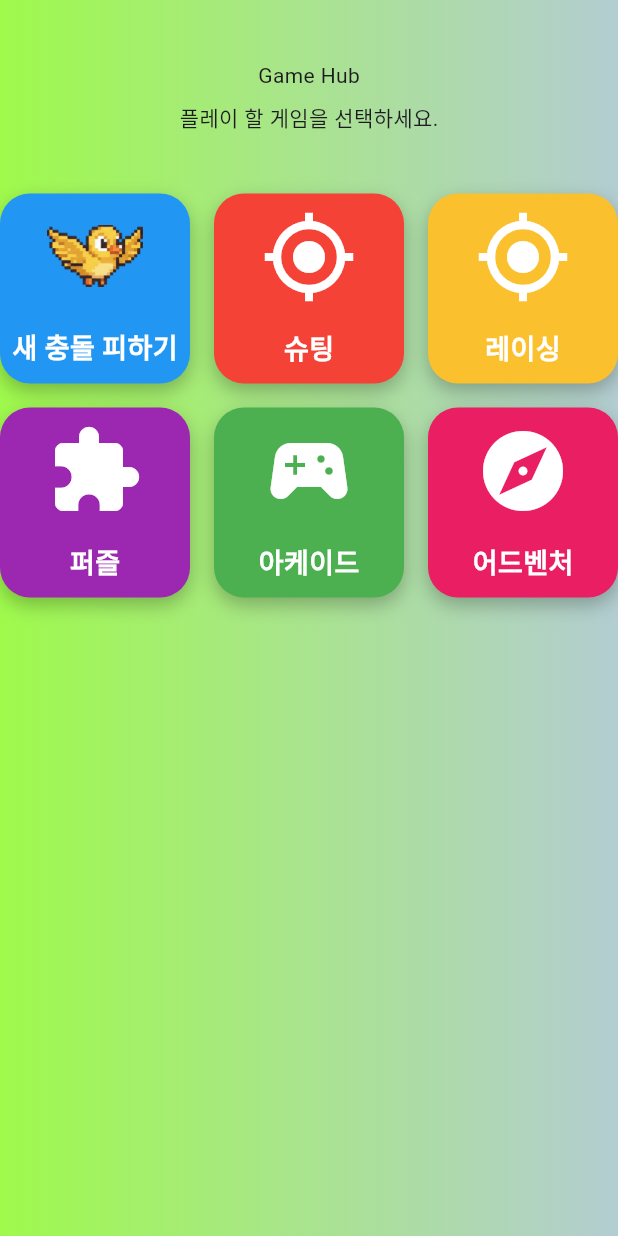
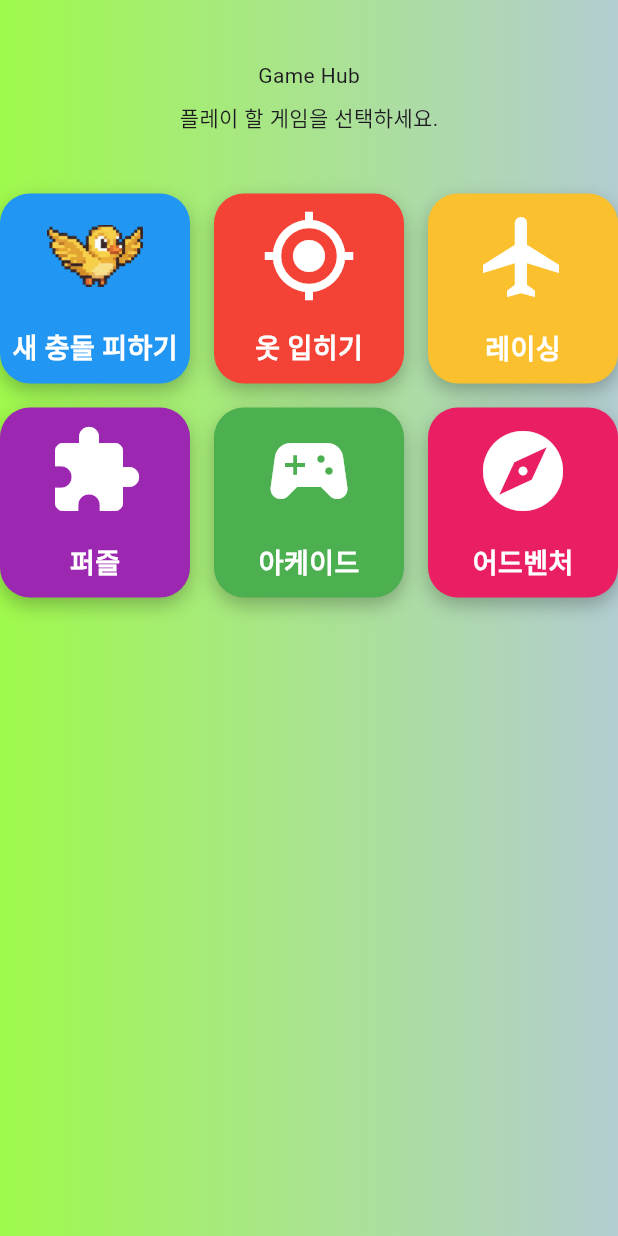
Before and after one commit to yeonhee-cho/game_workspace, a Flutter app: the screen it shows after launch, on a phone screen of 412 x 824 dp. Run offline on Flutter 3.47's test engine with Material 3 defaults, Android fonts, the phone set to English and light mode, and no system bars; our stand-ins replace flutter_dotenv, go_router.

Commit message:
dress_up

```diff
--- a/lib/common/app_router.dart
+++ b/lib/common/app_router.dart
@@ -1,4 +1,5 @@
 import 'package:game_workspace/screens/bird_fluffy_screen.dart';
+import 'package:game_workspace/screens/dress_up_screen.dart';
 import 'package:game_workspace/screens/main_screen.dart';
 import 'package:go_router/go_router.dart';
 
@@ -28,6 +29,13 @@ class AppRouter {
           return BirdFluffyScreen(gameId: 'flappy', gameItem: game);
         }
       ),
+      GoRoute(
+          path: '/dressUp',
+          builder: (context, state) {
+            final game = state.extra as GameItem?;
+            return DressUpScreen(gameId: 'dressUp', gameItem: game);
+          }
+      ),
       /*
       GoRoute(
         path: '/game/:id',
--- a/lib/main.dart
+++ b/lib/main.dart
@@ -1,5 +1,6 @@
 import 'package:flutter/material.dart';
 import 'package:game_workspace/common/app_router.dart';
+import 'package:game_workspace/providers/dress_up_provider.dart';
 import 'package:game_workspace/screens/main_screen.dart';
 import 'package:provider/provider.dart';
 import 'package:game_workspace/providers/bird_fluffy_provider.dart';
@@ -16,12 +17,25 @@ class MyApp extends StatelessWidget {
 
   @override
   Widget build(BuildContext context) {
-    return ChangeNotifierProvider(
+    return
+      MultiProvider(
+        providers: [
+          ChangeNotifierProvider(create: (_) => BirdFluffyProvider()),
+          ChangeNotifierProvider(create: (_) => DressUpProvider()),
+        ],
+        child: MaterialApp.router(
+          routerConfig: AppRouter.router,
+        ),
+      );
+    /*
+    // 하나만 불러올 때
+    ChangeNotifierProvider(
       create: (_) => BirdFluffyProvider(),
 
       child: MaterialApp.router(
         routerConfig: AppRouter.router,
       ),
     );
+    */
   }
 }
--- /dev/null
+++ b/lib/models/clothing_item.dart
@@ -0,0 +1,26 @@
+import 'dart:ui';
+
+class ClothingItem {
+  final String id;
+  final String name;
+  final int type; // 0: 헤어 1: 상의 2: 하의 3: 신발 4: 악세사리
+  final Color color;
+
+  ClothingItem(
+     this.id,
+     this.name,
+     this.type,
+     this.color,
+  );
+
+  /*
+  ClothingItem(
+    {
+      this.id,
+      this.name,
+      this.type,
+      this.color,
+    }
+  );
+  */
+}
--- /dev/null
+++ b/lib/screens/dress_up_screen.dart
@@ -0,0 +1,85 @@
+import 'package:flutter/cupertino.dart';
+import 'package:flutter/material.dart';
+import 'package:game_workspace/models/game_item.dart';
+import 'package:game_workspace/providers/dress_up_provider.dart';
+import 'package:game_workspace/widgets/dress_up/character_widget.dart';
+import 'package:provider/provider.dart';
+/*
+models
+└─ clothing_item.dart
+
+services
+└─ clothing_service.dart
+
+provider
+└─ dress_up_provider.dart
+
+widgets/dress_up
+└─ character_widget
+
+screen
+└─ dress_up_screen
+*/
+
+class DressUpScreen extends StatelessWidget{
+  final String gameId;
+  final GameItem? gameItem;
+  const DressUpScreen({super.key, required this.gameId, this.gameItem});
+
+  @override
+  Widget build(BuildContext context) {
+    return Scaffold(
+      appBar: AppBar(
+        title: Text('옷입히기'),
+        backgroundColor: Colors.pink,
+        actions: [
+          IconButton(
+              onPressed: () {
+                context.read<DressUpProvider>().reset();
+              },
+              icon: Icon(Icons.refresh)
+          )
+        ],
+      ),
+      body: Consumer<DressUpProvider>(
+          builder: (context, provider, child) {
+            final categories = ['헤어', '상의', '하의', '신발', '악세사리'];
+            return Column(
+              children: [
+                // 캐릭터 영역
+                Expanded(
+                  child: Container(
+                    color: Color(0xFFFFF0F5),
+                    child: Center(
+                      child: CharacterWidget(
+                          equippend: provider.equipped
+                      ),
+                    ),
+                  )
+                ),
+
+                // 카테고리 버튼
+                Padding(
+                  padding: EdgeInsets.all(8.0),
+                  child: Row(
+                    mainAxisAlignment: MainAxisAlignment.center,
+                    children: [
+                      // 카테고리 버튼 헤어
+                      // 카테고리 버튼 상의
+                      // 카테고리 버튼 하의
+                      // 카테고리 버튼 신발
+                      // 카테고리 버튼 악세사리
+                    ],
+                  ),
+                )
+
+                // 해제 버튼
+
+                // 아이템 그리드(아이템 창)
+              ],
+            );
+          }
+      ),
+    );
+  }
+}
--- /dev/null
+++ b/lib/services/clothing_service.dart
@@ -0,0 +1,19 @@
+import 'package:flutter/material.dart';
+import 'package:game_workspace/models/clothing_item.dart';
+
+class ClothingService {
+  static final List<ClothingItem> items = [
+    // 0: 헤어 1: 상의 2: 하의 3: 신발 4: 악세사리
+    // 헤어 (type: 0)
+    // ClothingItem(id: id, name: name, type: type, color: color)
+    ClothingItem('h1', '짦은머리', 0, const Color(0xFF8B4513)),
+    ClothingItem('h2', '긴머리', 0, const Color(0xFF000000)),
+    ClothingItem('h3', '금발머리', 0, const Color(0xFFFFD700)),
+
+    // 상의 (type: 1)
+    ClothingItem('t1', '티셔츠', 1, Colors.blue),
+    ClothingItem('t2', '후드티', 1, Colors.green),
+    ClothingItem('t3', '긴팔티셔츠', 1, Colors.yellow),
+
+  ];
+}
--- a/lib/services/game_service.dart
+++ b/lib/services/game_service.dart
@@ -14,16 +14,22 @@ class GameService {
           // icon: Icons.flight
       ),
       GameItem(
-          id: 'shooter',
-          name: '슈팅',
+          id: 'dressUp',
+          name: '옷 입히기',
           color: Colors.red,
           icon: Icons.gps_fixed
       ),
+      // GameItem(
+      //     id: 'shooter',
+      //     name: '슈팅',
+      //     color: Colors.red,
+      //     icon: Icons.gps_fixed
+      // ),
       GameItem(
           id: 'racing',
           name: '레이싱',
           color: Colors.yellow.shade700,
-          icon: Icons.gps_fixed
+          icon: Icons.flight
       ),
       GameItem(
           id: 'puzzle',
--- a/lib/widgets/game_card.dart
+++ b/lib/widgets/game_card.dart
@@ -12,7 +12,7 @@ class GameCard extends StatelessWidget {
   Widget build(BuildContext context) {
     return GestureDetector(
       // 게임 카드를 클릭했을 때 해당 게임 화면으로 이동
-      onTap: () => context.push('/game/${game.id}', extra: game),
+      onTap: () => context.push('/${game.id}', extra: game),
       child: Container(
         decoration: BoxDecoration(
           // 게임 카드 배경색
```
Also changed, not shown: lib/providers/dress_up_provider.dart (added, +57 -0 lines), lib/widgets/dress_up/character_widget.dart (added, +68 -0 lines).
